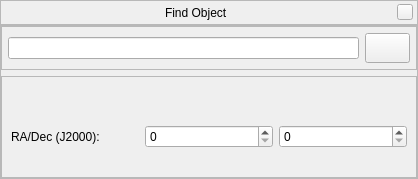
Before: the Qt Designer form src/gui/searchDialogGui.ui in 519984307/stellarium_src, drawn with Qt 5.
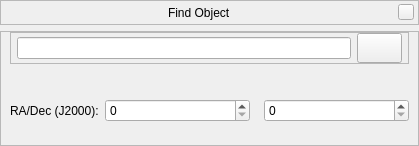
After: the same form once the commit is applied. Icons and pictures are not drawn. Custom widgets are drawn as their Qt base class.

Commit message: Improved search window. Added manual position input.

```diff
--- a/src/gui/searchDialogGui.ui
+++ b/src/gui/searchDialogGui.ui
@@ -1,21 +1,27 @@
 <ui version="4.0" >
  <class>searchDialogForm</class>
- <widget class="QWidget" name="searchDialogForm" >
-  <property name="geometry" >
+ <widget class="QWidget" name="searchDialogForm">
+  <property name="geometry">
    <rect>
     <x>0</x>
     <y>0</y>
-    <width>418</width>
-    <height>179</height>
+    <width>419</width>
+    <height>146</height>
    </rect>
   </property>
-  <property name="sizePolicy" >
-   <sizepolicy vsizetype="Fixed" hsizetype="Fixed" >
+  <property name="sizePolicy">
+   <sizepolicy hsizetype="Preferred" vsizetype="Preferred">
     <horstretch>0</horstretch>
     <verstretch>0</verstretch>
    </sizepolicy>
   </property>
-  <property name="focusPolicy" >
+  <property name="minimumSize">
+   <size>
+    <width>390</width>
+    <height>0</height>
+   </size>
+  </property>
+  <property name="focusPolicy">
    <enum>Qt::ClickFocus</enum>
   </property>
   <property name="windowTitle" >
@@ -29,19 +35,13 @@
   <property name="styleSheet" >
    <string notr="true" />
   </property>
-  <layout class="QVBoxLayout" >
-   <property name="spacing" >
-    <number>0</number>
-   </property>
-   <property name="sizeConstraint" >
-    <enum>QLayout::SetNoConstraint</enum>
-   </property>
-   <property name="margin" >
+  <layout class="QVBoxLayout" name="verticalLayout">
+   <property name="margin">
     <number>0</number>
    </property>
    <item>
-    <widget class="BarFrame" name="TimeBar" >
-     <property name="minimumSize" >
+    <widget class="BarFrame" name="TimeBar">
+     <property name="minimumSize">
       <size>
        <width>16</width>
        <height>25</height>
@@ -62,17 +62,20 @@
      <property name="frameShape" >
       <enum>QFrame::StyledPanel</enum>
      </property>
-     <layout class="QHBoxLayout" >
-      <property name="leftMargin" >
+     <layout class="QHBoxLayout">
+      <property name="spacing">
        <number>0</number>
       </property>
-      <property name="topMargin" >
+      <property name="leftMargin">
        <number>0</number>
       </property>
-      <property name="rightMargin" >
+      <property name="topMargin">
+       <number>0</number>
+      </property>
+      <property name="rightMargin">
        <number>4</number>
       </property>
-      <property name="bottomMargin" >
+      <property name="bottomMargin">
        <number>0</number>
       </property>
       <item>
@@ -89,8 +92,8 @@
        </spacer>
       </item>
       <item>
-       <widget class="QLabel" name="stelWindowTitle" >
-        <property name="text" >
+       <widget class="QLabel" name="stelWindowTitle">
+        <property name="text">
          <string>Find Object</string>
         </property>
        </widget>
@@ -109,8 +112,8 @@
        </spacer>
       </item>
       <item>
-       <widget class="QPushButton" name="closeStelWindow" >
-        <property name="minimumSize" >
+       <widget class="QPushButton" name="closeStelWindow">
+        <property name="minimumSize">
          <size>
           <width>16</width>
           <height>16</height>
@@ -134,23 +137,32 @@
     </widget>
    </item>
    <item>
-    <widget class="QFrame" name="frame" >
-     <property name="sizePolicy" >
-      <sizepolicy vsizetype="Preferred" hsizetype="Preferred" >
-       <horstretch>0</horstretch>
-       <verstretch>1</verstretch>
-      </sizepolicy>
-     </property>
-     <property name="frameShape" >
+    <widget class="QFrame" name="frame_2">
+     <property name="frameShape">
       <enum>QFrame::StyledPanel</enum>
      </property>
-     <layout class="QVBoxLayout" name="verticalLayout" >
-      <property name="margin" >
+     <property name="frameShadow">
+      <enum>QFrame::Raised</enum>
+     </property>
+     <layout class="QVBoxLayout" name="verticalLayout_2">
+      <property name="spacing">
        <number>0</number>
       </property>
+      <property name="leftMargin">
+       <number>9</number>
+      </property>
+      <property name="topMargin">
+       <number>0</number>
+      </property>
+      <property name="rightMargin">
+       <number>9</number>
+      </property>
+      <property name="bottomMargin">
+       <number>9</number>
+      </property>
       <item>
-       <widget class="QFrame" name="horizontalSearchLayout" >
-        <property name="minimumSize" >
+       <widget class="QFrame" name="horizontalSearchLayout">
+        <property name="minimumSize">
          <size>
           <width>0</width>
           <height>0</height>
@@ -163,9 +175,18 @@
          <property name="spacing" >
           <number>6</number>
          </property>
-         <property name="margin" >
+         <property name="leftMargin">
           <number>6</number>
          </property>
+         <property name="topMargin">
+          <number>0</number>
+         </property>
+         <property name="rightMargin">
+          <number>6</number>
+         </property>
+         <property name="bottomMargin">
+          <number>0</number>
+         </property>
          <item>
           <widget class="QLineEdit" name="lineEditSearchSkyObject" >
            <property name="sizePolicy" >
@@ -233,23 +254,26 @@
        </widget>
       </item>
       <item>
-       <widget class="QFrame" name="frame_2" >
-        <property name="frameShape" >
-         <enum>QFrame::StyledPanel</enum>
-        </property>
-        <property name="frameShadow" >
-         <enum>QFrame::Raised</enum>
-        </property>
-        <layout class="QVBoxLayout" name="verticalLayout_2" >
-         <item>
-          <widget class="CompletionLabel" name="completionLabel" >
-           <property name="sizePolicy" >
-            <sizepolicy vsizetype="MinimumExpanding" hsizetype="Preferred" >
+       <widget class="CompletionLabel" name="completionLabel">
+        <property name="sizePolicy">
+         <sizepolicy hsizetype="Preferred" vsizetype="MinimumExpanding">
              <horstretch>35</horstretch>
              <verstretch>0</verstretch>
             </sizepolicy>
            </property>
-           <property name="text" >
+        <property name="minimumSize">
+         <size>
+          <width>390</width>
+          <height>0</height>
+         </size>
+        </property>
+        <property name="frameShape">
+         <enum>QFrame::NoFrame</enum>
+        </property>
+        <property name="lineWidth">
+         <number>1</number>
+        </property>
+        <property name="text">
             <string/>
            </property>
            <property name="scaledContents" >
@@ -267,7 +291,16 @@
           </widget>
          </item>
          <item>
-          <layout class="QHBoxLayout" name="horizontalLayout_2" >
+       <layout class="QHBoxLayout" name="horizontalLayout_2" stretch="0,1,1,1">
+        <property name="spacing">
+         <number>6</number>
+        </property>
+        <property name="leftMargin">
+         <number>0</number>
+        </property>
+        <property name="rightMargin">
+         <number>0</number>
+        </property>
            <item>
             <widget class="QLabel" name="raDecLabel" >
              <property name="text" >
@@ -283,9 +316,25 @@
             </widget>
            </item>
            <item>
-            <widget class="AngleSpinBox" name="DEAngleSpinBox" >
-             <property name="focusPolicy" >
-              <enum>Qt::TabFocus</enum>
+         <spacer name="horizontalSpacer">
+          <property name="orientation">
+           <enum>Qt::Horizontal</enum>
+          </property>
+          <property name="sizeType">
+           <enum>QSizePolicy::Fixed</enum>
+          </property>
+          <property name="sizeHint" stdset="0">
+           <size>
+            <width>8</width>
+            <height>8</height>
+           </size>
+          </property>
+         </spacer>
+        </item>
+        <item>
+         <widget class="AngleSpinBox" name="DEAngleSpinBox">
+          <property name="focusPolicy">
+           <enum>Qt::StrongFocus</enum>
              </property>
             </widget>
            </item>
@@ -296,9 +345,6 @@
            <property name="text" >
             <string/>
            </property>
-          </widget>
-         </item>
-        </layout>
        </widget>
       </item>
      </layout>
```
Left out of the diff: 99 changed lines with no effect on the pictures. Lines whose indentation alone changed are shown as unchanged. The commit also changes 1 other file.
